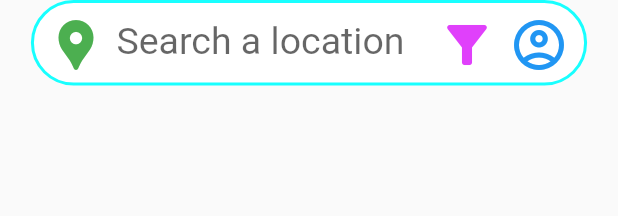
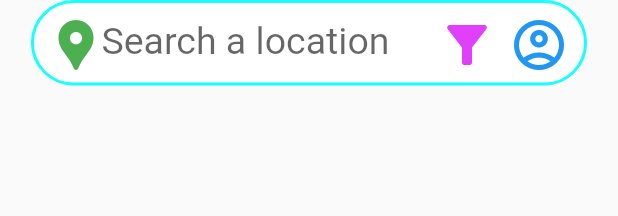
Before and after one commit to Super-Mean-Biker-Gang/bikeapp, a Flutter app: the MapSearchBar widget shown alone on an empty page, opened directly, on a phone screen of 412 x 824 dp. Shown: the top 216 px of the screen. Run offline on Flutter 3.47's test engine with Material 2 defaults, Android fonts, the phone set to English and light mode, and no system bars; our stand-ins replace cloud_firestore, email_validator, firebase_auth, firebase_core, firebase_storage, geolocator and 3 more; missing offline and left inert: flutter_config; accounts and stored records are empty.

Commit message:
Fixed bug where search text would continue under icons

```diff
--- a/lib/widgets/map_search_bar.dart
+++ b/lib/widgets/map_search_bar.dart
@@ -26,7 +26,7 @@ class MapSearchBar extends StatelessWidget {
               hintStyle: TextStyle(fontSize: queryData.textScaleFactor * 25),
               hintText: 'Search a location',
               border: InputBorder.none,
-              contentPadding: EdgeInsets.only(left: 55),
+              contentPadding: EdgeInsets.only(left: 45, right: 85),
             ),
           ),
           Row(
```
